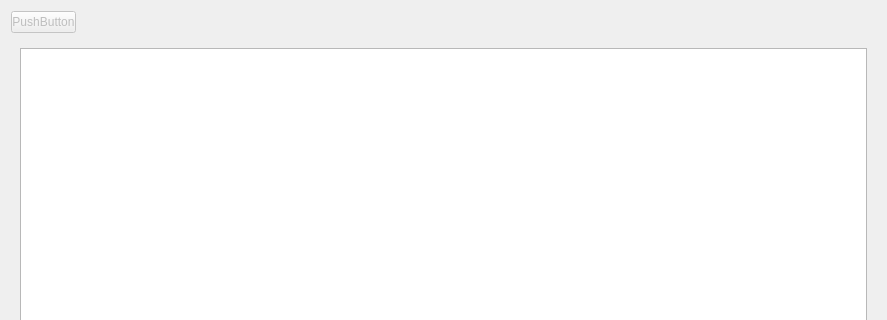
Before: the Qt Designer form roof.ui in AndreyMlashkin/RoofGenerator, drawn with Qt 5; both pictures show x 0 to 887 and y 0 to 320 of the 887 by 516 pixel window.
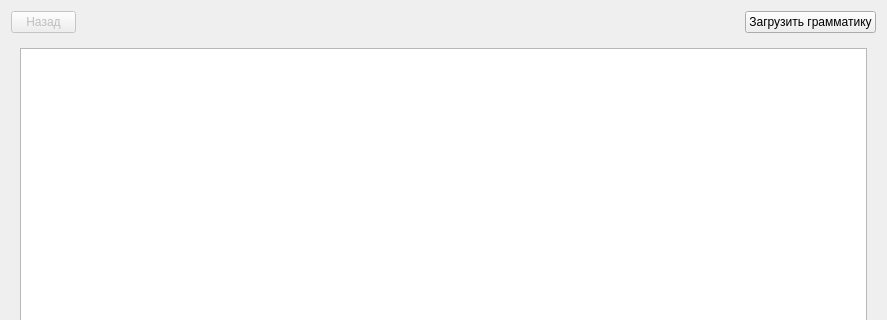
After: the same form once the commit is applied.

```diff
--- a/roof.ui
+++ b/roof.ui
@@ -28,7 +28,7 @@
         </size>
        </property>
        <property name="text">
-        <string>PushButton</string>
+        <string>Назад</string>
        </property>
       </widget>
      </item>
@@ -45,6 +45,16 @@
        </property>
       </spacer>
      </item>
+     <item>
+      <widget class="QPushButton" name="loadButton">
+       <property name="enabled">
+        <bool>true</bool>
+       </property>
+       <property name="text">
+        <string>Загрузить грамматику</string>
+       </property>
+      </widget>
+     </item>
     </layout>
    </item>
    <item>
```
Left out of the diff: 2 changed lines with no effect on the pictures.
